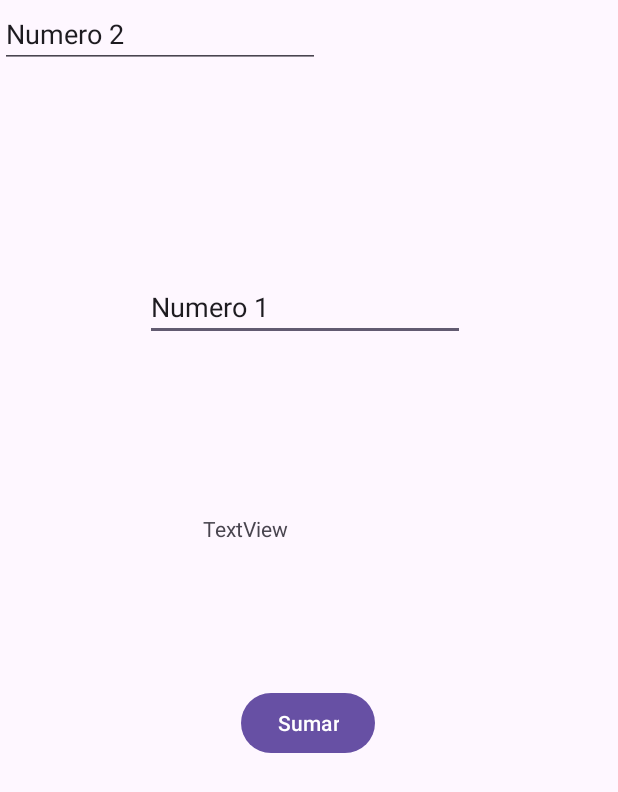
After one commit to igcondor/DES_APP_MOVIL-DUOC-2025, an Android app: the NuevoActivity screen opened directly, with no data from a screen before it, on a phone screen of 412 x 824 dp. The commit adds this screen. Shown: the top 792 px of the screen. Run offline under Robolectric (Android 15) with nearby library versions, the phone set to English and light mode, and no system bars.

Commit message:
clase 2025_08_27

```diff
--- a/app/src/main/AndroidManifest.xml
+++ b/app/src/main/AndroidManifest.xml
@@ -12,6 +12,9 @@
         android:supportsRtl="true"
         android:theme="@style/Theme.ProyectoBase"
         tools:targetApi="31">
+        <activity
+            android:name=".NuevoActivity"
+            android:exported="false" />
         <activity
             android:name=".MainActivity3"
             android:exported="false" />
--- a/app/src/main/java/com/example/proyectobase/MainActivity.kt
+++ b/app/src/main/java/com/example/proyectobase/MainActivity.kt
@@ -26,8 +26,8 @@ class MainActivity : AppCompatActivity() {
         val txMensaje:TextView = findViewById(R.id.tx_mensaje)
 
         // variables para comparar password
-        var usuarioBase = "ch.munozs@profesor.duoc.cl"
-        var passwBase = "admin123"
+        var usuarioBase = "AutisticSopapo"
+        var passwBase = "123"
 
         btnLogin.setOnClickListener {
 
--- /dev/null
+++ b/app/src/main/java/com/example/proyectobase/NuevoActivity.kt
@@ -0,0 +1,41 @@
+package com.example.proyectobase
+
+import android.os.Bundle
+import android.widget.Button
+import android.widget.EditText
+import android.widget.TextView
+import androidx.activity.enableEdgeToEdge
+import androidx.appcompat.app.AppCompatActivity
+import androidx.core.view.ViewCompat
+import androidx.core.view.WindowInsetsCompat
+
+//IMPORT PACKAGE CUSTOM UTILS PARA CALCULAR
+import com.example.proyectobase.utils.OPMatematicas
+
+class NuevoActivity : AppCompatActivity() {
+    override fun onCreate(savedInstanceState: Bundle?) {
+        super.onCreate(savedInstanceState)
+        enableEdgeToEdge()
+        setContentView(R.layout.activity_nuevo)
+        val number1:EditText = findViewById(R.id.edNumber1)
+        val number2:EditText = findViewById(R.id.edNumber2)
+        val txtResultado:TextView = findViewById(R.id.txtResultado)
+        val btnCalcular:Button = findViewById(R.id.btnCalcular)
+
+        btnCalcular.setOnClickListener {
+            var valor1:Int = number1.text.toString().toIntOrNull() ?:0
+            var valor2:Int = number2.text.toString().toIntOrNull() ?:0
+
+            var resultadoOP: Int = OPMatematicas.sumar(valor1,valor2)
+            txtResultado.text = resultadoOP.toString()
+        }
+
+
+
+        ViewCompat.setOnApplyWindowInsetsListener(findViewById(R.id.main)) { v, insets ->
+            val systemBars = insets.getInsets(WindowInsetsCompat.Type.systemBars())
+            v.setPadding(systemBars.left, systemBars.top, systemBars.right, systemBars.bottom)
+            insets
+        }
+    }
+}
--- /dev/null
+++ b/app/src/main/res/layout/activity_nuevo.xml
@@ -0,0 +1,57 @@
+<?xml version="1.0" encoding="utf-8"?>
+<androidx.constraintlayout.widget.ConstraintLayout xmlns:android="http://schemas.android.com/apk/res/android"
+    xmlns:app="http://schemas.android.com/apk/res-auto"
+    xmlns:tools="http://schemas.android.com/tools"
+    android:id="@+id/main"
+    android:layout_width="match_parent"
+    android:layout_height="match_parent"
+    tools:context=".NuevoActivity">
+
+    <EditText
+        android:id="@+id/edNumber1"
+        android:layout_width="wrap_content"
+        android:layout_height="wrap_content"
+        android:ems="10"
+        android:inputType="text"
+        android:text="Numero 1"
+        app:layout_constraintBottom_toBottomOf="parent"
+        app:layout_constraintEnd_toEndOf="parent"
+        app:layout_constraintHorizontal_bias="0.487"
+        app:layout_constraintStart_toStartOf="parent"
+        app:layout_constraintTop_toTopOf="parent"
+        app:layout_constraintVertical_bias="0.234" />
+
+    <EditText
+        android:id="@+id/edNumber2"
+        android:layout_width="wrap_content"
+        android:layout_height="wrap_content"
+        android:ems="10"
+        android:inputType="text"
+        android:text="Numero 2"
+        tools:layout_editor_absoluteX="100dp"
+        tools:layout_editor_absoluteY="234dp" />
+
+    <Button
+        android:id="@+id/btnCalcular"
+        android:layout_width="wrap_content"
+        android:layout_height="wrap_content"
+        android:text="Sumar"
+        app:layout_constraintBottom_toBottomOf="parent"
+        app:layout_constraintEnd_toEndOf="parent"
+        app:layout_constraintHorizontal_bias="0.498"
+        app:layout_constraintStart_toStartOf="parent"
+        app:layout_constraintTop_toTopOf="parent"
+        app:layout_constraintVertical_bias="0.59" />
+
+    <TextView
+        android:id="@+id/txtResultado"
+        android:layout_width="140dp"
+        android:layout_height="50dp"
+        android:text="TextView"
+        app:layout_constraintBottom_toBottomOf="parent"
+        app:layout_constraintEnd_toEndOf="parent"
+        app:layout_constraintHorizontal_bias="0.498"
+        app:layout_constraintStart_toStartOf="parent"
+        app:layout_constraintTop_toTopOf="parent"
+        app:layout_constraintVertical_bias="0.443" />
+</androidx.constraintlayout.widget.ConstraintLayout>
```
Also changed, not shown: app/src/main/java/com/example/proyectobase/MainActivity2.kt (+10 -0 lines), app/src/main/java/com/example/proyectobase/utils/OPMatematicas.kt (added, +14 -0 lines), app/src/main/res/layout/activity_main2.xml (+14 -9 lines).
